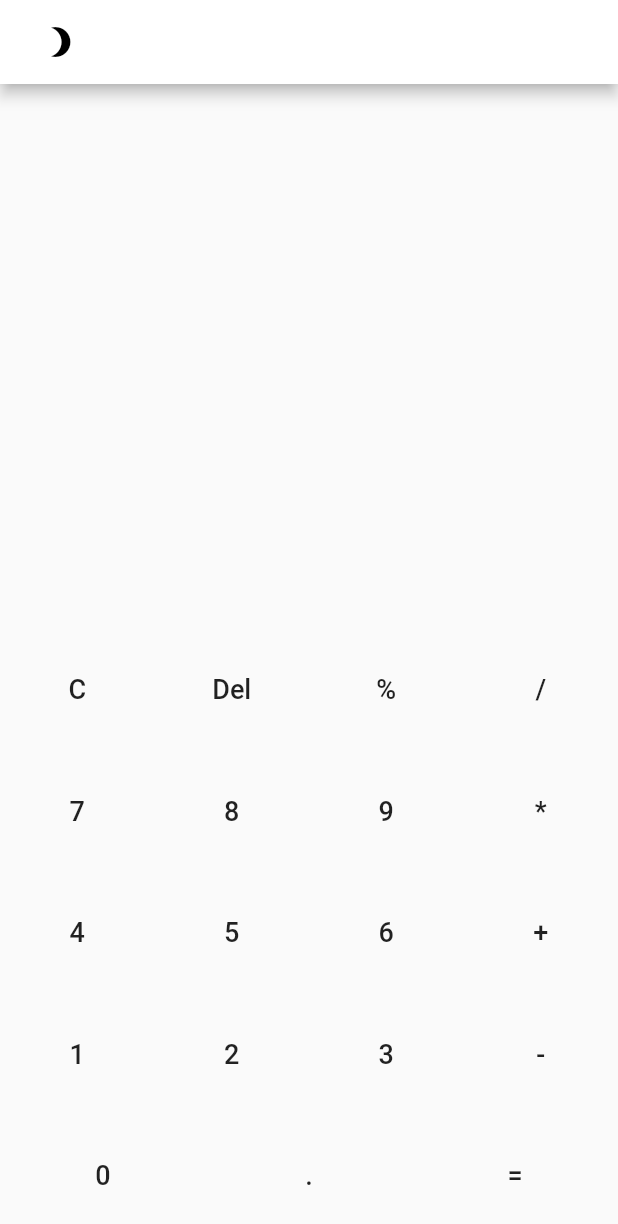
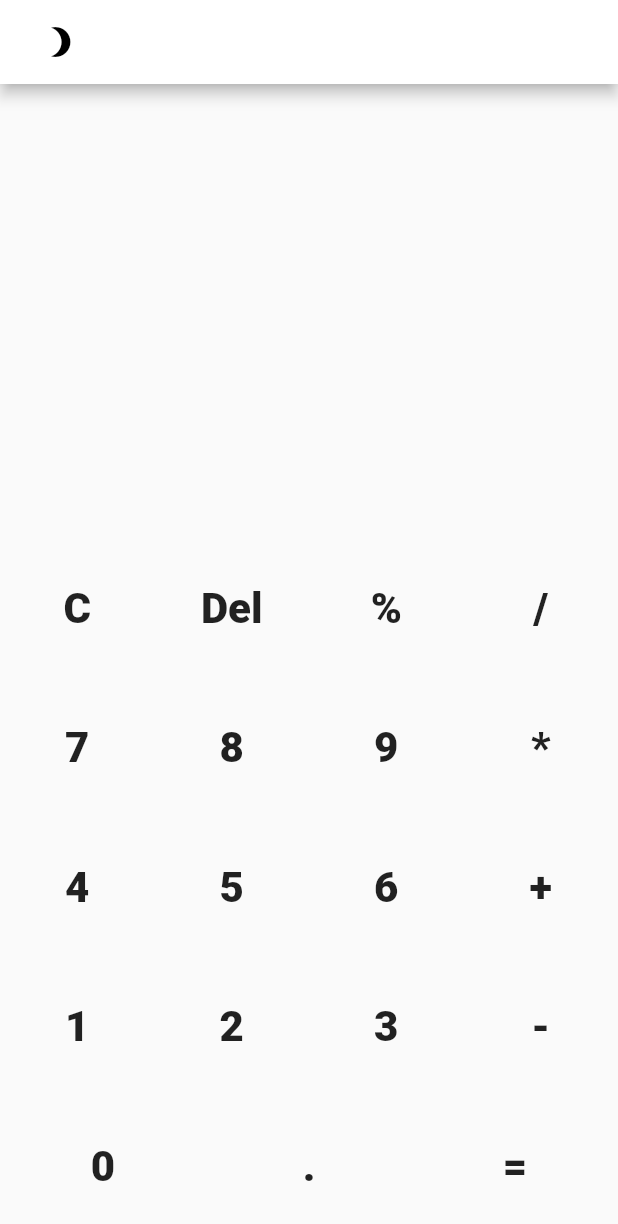
Before and after one commit to brobersonj/simple_calculator, a Flutter app: the screen it shows after launch, on a phone screen of 412 x 824 dp. Shown: the top 1224 px of the screen. Run offline on Flutter 3.47's test engine with Material 2 defaults, Android fonts, the phone set to English and light mode, and no system bars; our stand-ins replace dynamic_theme.

Commit message:
Added Roboto fonts to the app.

```diff
--- a/lib/view/calculation_display.dart
+++ b/lib/view/calculation_display.dart
@@ -15,7 +15,8 @@ class CalculationDisplay extends StatelessWidget {
             value,
             style: TextStyle(
               fontSize: 40,
-              fontWeight: FontWeight.bold
+              fontWeight: FontWeight.bold,
+              fontFamily: 'RobotoBlack'
             ),
           )
         ],
--- a/lib/view/calculator_button.dart
+++ b/lib/view/calculator_button.dart
@@ -17,8 +17,8 @@ class CalculatorButton extends StatelessWidget {
           child: Text(
             text,
             style: TextStyle(
-              fontSize: 18,
-              fontWeight: FontWeight.w500
+              fontSize: 28,
+              fontWeight: FontWeight.w500,
             ),
           ),
           padding: EdgeInsets.all(30),
--- a/lib/view/home_page.dart
+++ b/lib/view/home_page.dart
@@ -14,6 +14,7 @@ class HomePage extends StatelessWidget {
         data: (brightness) => ThemeData(
           primaryColor: Colors.white,
           brightness: brightness,
+          fontFamily: 'RobotoBlack',
         ),
         themedWidgetBuilder: (context, theme) {
           return MaterialApp(
```
Also changed, not shown: pubspec.yaml (+12 -0 lines), fonts/Roboto-Black.ttf (added), fonts/Roboto-Regular.ttf (added), fonts/Roboto-Thin.ttf (added).
